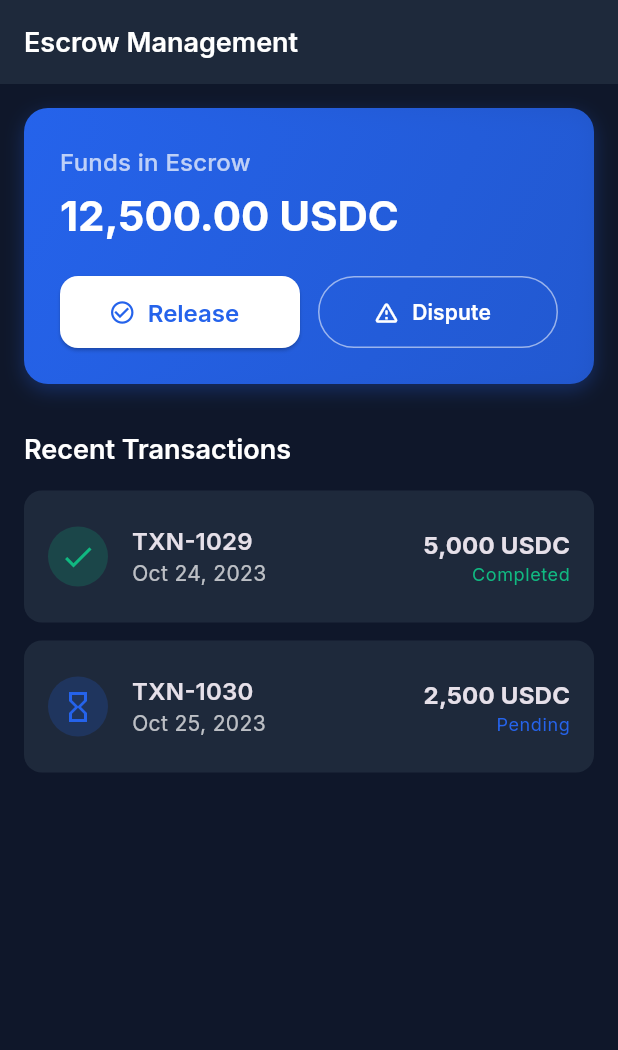
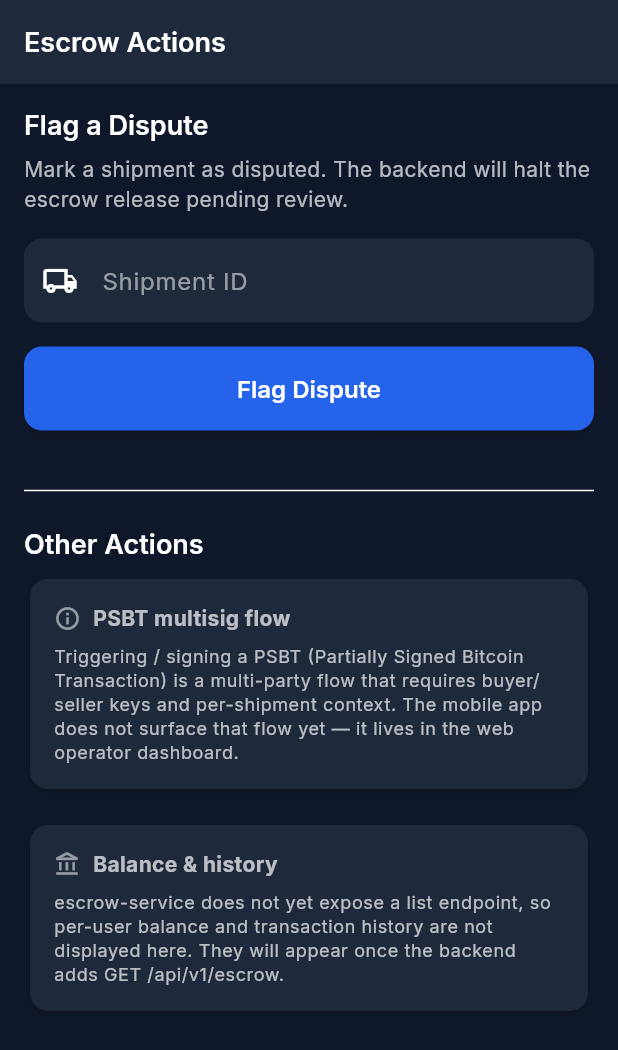
Before and after one commit to JAGADISHSUNILPEDNEKAR/OJTS4BACKUP, a Flutter app: the EscrowManagementScreen screen opened by its route, on a phone screen of 412 x 824 dp. Shown: the top 1050 px of the screen. Run offline on Flutter 3.47's test engine with Material 3 defaults, Android fonts, the phone set to English and light mode, and no system bars; our stand-ins replace flutter_secure_storage, go_router, google_fonts, hex; missing offline and left inert: ecdsa, elliptic; accounts and stored records are empty.

Commit message:
feat(mobile): pivot escrow screen to real action endpoints
The previous EscrowManagementScreen displayed a fake "12,500 USDC"
balance, two mock transaction rows, and Release/Dispute buttons that
just showed local SnackBars. The escrow-service exposes no list or
balance endpoint, so the screen could never have been honest about
those values. Pivoting it to the actions that do exist on the backend.

Backend reality (services/escrow-service/api.py):
- POST /api/v1/escrow/dispute  (query: shipment_id)  -> dispute flag
- POST /api/v1/escrow/psbt/trigger                  -> initiate multisig
- POST /api/v1/escrow/psbt/sign                     -> per-participant sign
There is no GET endpoint.

api_client.dart
- Remove fetchEscrows(). It was hitting /escrows which 404s on the
  gateway and was only ever wired into the fake mobile screen.
- flagDispute(shipmentId): POST /escrow/dispute with shipment_id as a
  query param (FastAPI infers query-param when a handler param has no
  Body model — see api.py:21).
- initEscrow(...): POST /shipments/{id}/escrow/init on shipment-service.
  Not surfaced in this screen yet (it needs buyer pubkey + amounts the
  mobile user typically doesn't carry) but exposed here so a later
  flow can use it without another client patch.

escrow_management_screen.dart (rewritten)
- "Flag a Dispute" section: shipment-ID TextField + PrimaryButton with
  spinner + result banner (green on success showing returned status,
  red on error showing backend detail).
- Two honest "Other Actions" info cards that explain why PSBT
  multisig and balance/history aren't surfaced here yet, instead of
  pretending they work.
- Drops the gradient balance card, the fake transaction list, and the
  Release button that had no backend behind it.

Co-Authored-By: Claude Opus 4.7 (1M context) <noreply@anthropic.com>

```diff
--- a/apps/mobile-app/lib/core/api_client.dart
+++ b/apps/mobile-app/lib/core/api_client.dart
@@ -113,13 +113,53 @@ class OriginApiClient extends ChangeNotifier {
     }
   }
 
-  // Escrows
-  Future<List<dynamic>> fetchEscrows() async {
-    final response = await _authGet('escrows');
+  // Escrow actions. The escrow-service exposes no list/status endpoint
+  // today, so there is no fetchEscrows() — only the action methods below.
+
+  Future<Map<String, dynamic>> flagDispute(String shipmentId) async {
+    final uri = Uri.parse('$baseUrl/escrow/dispute').replace(
+      queryParameters: {'shipment_id': shipmentId},
+    );
+    final response = await http.post(
+      uri,
+      headers: {
+        'Authorization': 'Bearer $_accessToken',
+        'Content-Type': 'application/json',
+      },
+    );
     if (response.statusCode == 200) {
-      return jsonDecode(response.body) as List<dynamic>;
+      return jsonDecode(response.body) as Map<String, dynamic>;
     } else {
-      throw Exception('Failed to fetch escrows (${response.statusCode})');
+      throw Exception('Failed to flag dispute (${response.statusCode}): ${response.body}');
+    }
+  }
+
+  Future<Map<String, dynamic>> initEscrow({
+    required String shipmentId,
+    required String buyerId,
+    required String buyerPubkey,
+    required String sellerPubkey,
+    required double amountUsd,
+    required double amountBtc,
+  }) async {
+    final response = await http.post(
+      Uri.parse('$baseUrl/shipments/$shipmentId/escrow/init'),
+      headers: {
+        'Authorization': 'Bearer $_accessToken',
+        'Content-Type': 'application/json',
+      },
+      body: jsonEncode({
+        'buyer_id': buyerId,
+        'buyer_pubkey': buyerPubkey,
+        'seller_pubkey': sellerPubkey,
+        'amount_usd': amountUsd,
+        'amount_btc': amountBtc,
+      }),
+    );
+    if (response.statusCode == 200) {
+      return jsonDecode(response.body) as Map<String, dynamic>;
+    } else {
+      throw Exception('Failed to init escrow (${response.statusCode}): ${response.body}');
     }
   }
 
--- a/apps/mobile-app/lib/screens/escrow/escrow_management_screen.dart
+++ b/apps/mobile-app/lib/screens/escrow/escrow_management_screen.dart
@@ -1,4 +1,6 @@
 import 'package:flutter/material.dart';
+import '../../core/api_client.dart';
+import '../../widgets/primary_button.dart';
 
 class EscrowManagementScreen extends StatefulWidget {
   const EscrowManagementScreen({super.key});
@@ -8,183 +10,164 @@ class EscrowManagementScreen extends StatefulWidget {
 }
 
 class _EscrowManagementScreenState extends State<EscrowManagementScreen> {
-  // Mock data for transactions
-  final List<Map<String, dynamic>> _transactions = [
-    {
-      'id': 'TXN-1029',
-      'amount': '5,000 USDC',
-      'status': 'Completed',
-      'date': 'Oct 24, 2023',
-    },
-    {
-      'id': 'TXN-1030',
-      'amount': '2,500 USDC',
-      'status': 'Pending',
-      'date': 'Oct 25, 2023',
-    },
-  ];
+  final _shipmentIdController = TextEditingController();
+  bool _isFlagging = false;
+  String? _lastResult;
+  bool _lastResultIsError = false;
+
+  Future<void> _flagDispute() async {
+    final shipmentId = _shipmentIdController.text.trim();
+    if (shipmentId.isEmpty) {
+      ScaffoldMessenger.of(context).showSnackBar(
+        const SnackBar(content: Text('Enter a shipment ID first')),
+      );
+      return;
+    }
+    setState(() {
+      _isFlagging = true;
+      _lastResult = null;
+    });
+    try {
+      final res = await OriginApiClient.instance.flagDispute(shipmentId);
+      if (!mounted) return;
+      setState(() {
+        _lastResult = 'Dispute flagged. Status: ${res['status']}';
+        _lastResultIsError = false;
+      });
+    } catch (e) {
+      if (!mounted) return;
+      setState(() {
+        _lastResult = e.toString();
+        _lastResultIsError = true;
+      });
+    } finally {
+      if (mounted) setState(() => _isFlagging = false);
+    }
+  }
+
+  @override
+  void dispose() {
+    _shipmentIdController.dispose();
+    super.dispose();
+  }
 
   @override
   Widget build(BuildContext context) {
-    final colorScheme = Theme.of(context).colorScheme;
     final textTheme = Theme.of(context).textTheme;
-
     return Scaffold(
       appBar: AppBar(
-        title: const Text('Escrow Management'),
-        backgroundColor: colorScheme.surface,
+        title: const Text('Escrow Actions'),
       ),
       body: SingleChildScrollView(
         padding: const EdgeInsets.all(16.0),
         child: Column(
           crossAxisAlignment: CrossAxisAlignment.start,
           children: [
-            // Dashboard Balance Card
+            Text('Flag a Dispute', style: textTheme.titleLarge),
+            const SizedBox(height: 8),
+            Text(
+              'Mark a shipment as disputed. The backend will halt the escrow '
+              'release pending review.',
+              style: textTheme.bodyMedium?.copyWith(color: Colors.white70),
+            ),
+            const SizedBox(height: 16),
+            TextField(
+              controller: _shipmentIdController,
+              decoration: const InputDecoration(
+                labelText: 'Shipment ID',
+                hintText: 'UUID',
+                prefixIcon: Icon(Icons.local_shipping_outlined),
+              ),
+            ),
+            const SizedBox(height: 16),
+            PrimaryButton(
+              text: 'Flag Dispute',
+              isLoading: _isFlagging,
+              onPressed: _flagDispute,
+            ),
+            if (_lastResult != null) ...[
+              const SizedBox(height: 16),
               Container(
-              width: double.infinity,
-              padding: const EdgeInsets.all(24.0),
+                padding: const EdgeInsets.all(12),
                 decoration: BoxDecoration(
-                gradient: LinearGradient(
-                  colors: [
-                    colorScheme.primary,
-                    colorScheme.primary.withOpacity(0.8),
+                  color: (_lastResultIsError ? Colors.red : Colors.green)
+                      .withValues(alpha: 0.15),
+                  borderRadius: BorderRadius.circular(8),
+                ),
+                child: Row(
+                  children: [
+                    Icon(
+                      _lastResultIsError ? Icons.error_outline : Icons.check_circle_outline,
+                      color: _lastResultIsError ? Colors.red : Colors.green,
+                    ),
+                    const SizedBox(width: 8),
+                    Expanded(child: Text(_lastResult!)),
                   ],
-                  begin: Alignment.topLeft,
-                  end: Alignment.bottomRight,
                 ),
-                borderRadius: BorderRadius.circular(16),
-                boxShadow: [
-                  BoxShadow(
-                    color: colorScheme.primary.withOpacity(0.3),
-                    blurRadius: 10,
-                    offset: const Offset(0, 4),
+              ),
+            ],
+            const SizedBox(height: 32),
+            const Divider(),
+            const SizedBox(height: 16),
+            Text('Other Actions', style: textTheme.titleLarge),
+            const SizedBox(height: 8),
+            Card(
+              child: Padding(
+                padding: const EdgeInsets.all(16.0),
+                child: Column(
+                  crossAxisAlignment: CrossAxisAlignment.start,
+                  children: [
+                    const Row(
+                      children: [
+                        Icon(Icons.info_outline, size: 18, color: Colors.white54),
+                        SizedBox(width: 8),
+                        Text(
+                          'PSBT multisig flow',
+                          style: TextStyle(fontWeight: FontWeight.bold),
                         ),
                       ],
                     ),
-              child: Column(
-                crossAxisAlignment: CrossAxisAlignment.start,
-                children: [
-                  Text(
-                    'Funds in Escrow',
-                    style: textTheme.titleMedium?.copyWith(
-                      color: Colors.white70,
-                    ),
-                  ),
                     const SizedBox(height: 8),
                     Text(
-                    '12,500.00 USDC',
-                    style: textTheme.displayMedium?.copyWith(
-                      color: Colors.white,
-                      fontWeight: FontWeight.bold,
-                    ),
-                  ),
-                  const SizedBox(height: 24),
-                  Row(
-                    children: [
-                      Expanded(
-                        child: ElevatedButton.icon(
-                          onPressed: () {
-                            // Release payment action
-                            ScaffoldMessenger.of(context).showSnackBar(
-                              const SnackBar(content: Text('Payment Released successfully')),
-                            );
-                          },
-                          icon: const Icon(Icons.check_circle_outline),
-                          label: const Text('Release'),
-                          style: ElevatedButton.styleFrom(
-                            backgroundColor: Colors.white,
-                            foregroundColor: colorScheme.primary,
-                            minimumSize: const Size(0, 48),
-                          ),
-                        ),
-                      ),
-                      const SizedBox(width: 12),
-                      Expanded(
-                        child: OutlinedButton.icon(
-                          onPressed: () {
-                            // Raise dispute action
-                            ScaffoldMessenger.of(context).showSnackBar(
-                              const SnackBar(content: Text('Dispute Raised')),
-                            );
-                          },
-                          icon: const Icon(Icons.warning_amber_rounded),
-                          label: const Text('Dispute'),
-                          style: OutlinedButton.styleFrom(
-                            foregroundColor: Colors.white,
-                            side: const BorderSide(color: Colors.white54),
-                            minimumSize: const Size(0, 48),
-                          ),
-                        ),
-                      ),
-                    ],
+                      'Triggering / signing a PSBT (Partially Signed Bitcoin '
+                      'Transaction) is a multi-party flow that requires '
+                      'buyer/seller keys and per-shipment context. The mobile '
+                      'app does not surface that flow yet — it lives in the '
+                      'web operator dashboard.',
+                      style: textTheme.bodySmall?.copyWith(color: Colors.white70),
                     ),
                   ],
                 ),
               ),
-            const SizedBox(height: 32),
-
-            // Transaction History
-            Text(
-              'Recent Transactions',
-              style: textTheme.titleLarge,
             ),
             const SizedBox(height: 16),
-            ListView.builder(
-              shrinkWrap: true,
-              physics: const NeverScrollableScrollPhysics(),
-              itemCount: _transactions.length,
-              itemBuilder: (context, index) {
-                final txn = _transactions[index];
-                final isCompleted = txn['status'] == 'Completed';
-
-                return Card(
-                  margin: const EdgeInsets.only(bottom: 12),
-                  color: colorScheme.surface,
-                  shape: RoundedRectangleBorder(
-                    borderRadius: BorderRadius.circular(12),
-                  ),
-                  elevation: 0,
-                  child: ListTile(
-                    contentPadding: const EdgeInsets.symmetric(horizontal: 16, vertical: 8),
-                    leading: CircleAvatar(
-                      backgroundColor: isCompleted
-                          ? colorScheme.secondary.withOpacity(0.2)
-                          : colorScheme.primary.withOpacity(0.2),
-                      child: Icon(
-                        isCompleted ? Icons.check : Icons.hourglass_empty,
-                        color: isCompleted ? colorScheme.secondary : colorScheme.primary,
-                      ),
-                    ),
-                    title: Text(
-                      txn['id'],
-                      style: textTheme.titleMedium?.copyWith(fontWeight: FontWeight.w600),
-                    ),
-                    subtitle: Text(
-                      txn['date'],
-                      style: textTheme.bodyMedium,
-                    ),
-                    trailing: Column(
-                      mainAxisAlignment: MainAxisAlignment.center,
-                      crossAxisAlignment: CrossAxisAlignment.end,
+            Card(
+              child: Padding(
+                padding: const EdgeInsets.all(16.0),
+                child: Column(
+                  crossAxisAlignment: CrossAxisAlignment.start,
                   children: [
+                    const Row(
+                      children: [
+                        Icon(Icons.account_balance_outlined, size: 18, color: Colors.white54),
+                        SizedBox(width: 8),
                         Text(
-                          txn['amount'],
-                          style: textTheme.titleMedium?.copyWith(fontWeight: FontWeight.bold),
-                        ),
-                        Text(
-                          txn['status'],
-                          style: textTheme.bodySmall?.copyWith(
-                            color: isCompleted ? colorScheme.secondary : colorScheme.primary,
-                          ),
+                          'Balance & history',
+                          style: TextStyle(fontWeight: FontWeight.bold),
                         ),
                       ],
                     ),
-                    onTap: () {
-                      // Detail view if needed
-                    },
+                    const SizedBox(height: 8),
+                    Text(
+                      'escrow-service does not yet expose a list endpoint, '
+                      'so per-user balance and transaction history are not '
+                      'displayed here. They will appear once the backend '
+                      'adds GET /api/v1/escrow.',
+                      style: textTheme.bodySmall?.copyWith(color: Colors.white70),
                     ),
-                );
-              },
+                  ],
+                ),
+              ),
             ),
           ],
         ),
```
Lines whose indentation alone changed are shown as unchanged.
